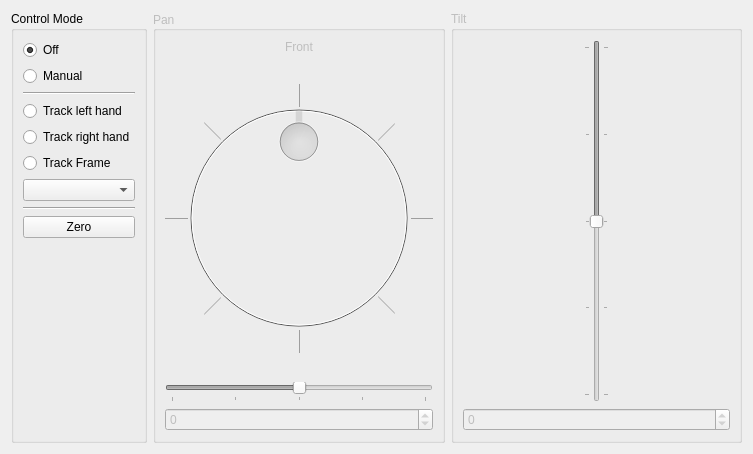
First picture: the form in vigir_head_control_widget/resource/head_control_widget.ui, repository team-vigir/vigir_manipulation_planning, before the edit.
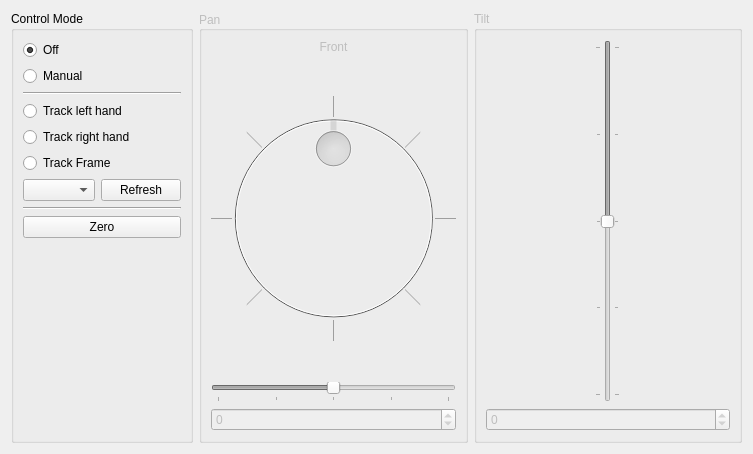
Second picture: the form after the edit.

Commit message: code cleanup, auto update for frames removed

What changed in the file:
```diff
--- a/vigir_head_control_widget/resource/head_control_widget.ui
+++ b/vigir_head_control_widget/resource/head_control_widget.ui
@@ -89,7 +89,31 @@
          </widget>
         </item>
         <item>
-         <widget class="QComboBox" name="trackFrameCombobox"/>
+         <layout class="QGridLayout" name="gridLayout">
+          <item row="0" column="0">
+           <widget class="QComboBox" name="trackFrameCombobox">
+            <property name="sizePolicy">
+             <sizepolicy hsizetype="Maximum" vsizetype="Fixed">
+              <horstretch>0</horstretch>
+              <verstretch>0</verstretch>
+             </sizepolicy>
+            </property>
+           </widget>
+          </item>
+          <item row="0" column="1">
+           <widget class="QPushButton" name="FrameRefreshButton">
+            <property name="sizePolicy">
+             <sizepolicy hsizetype="Preferred" vsizetype="Minimum">
+              <horstretch>0</horstretch>
+              <verstretch>0</verstretch>
+             </sizepolicy>
+            </property>
+            <property name="text">
+             <string>Refresh</string>
+            </property>
+           </widget>
+          </item>
+         </layout>
         </item>
         <item>
          <widget class="Line" name="line">
```
The commit also changes 2 other files.
